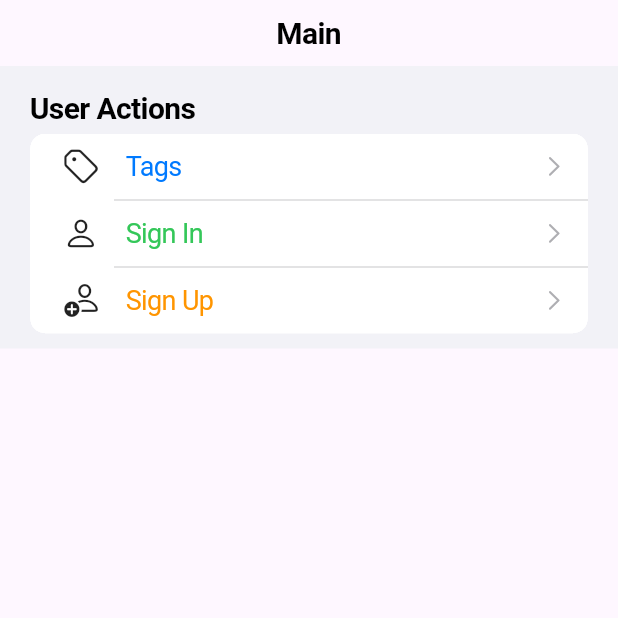
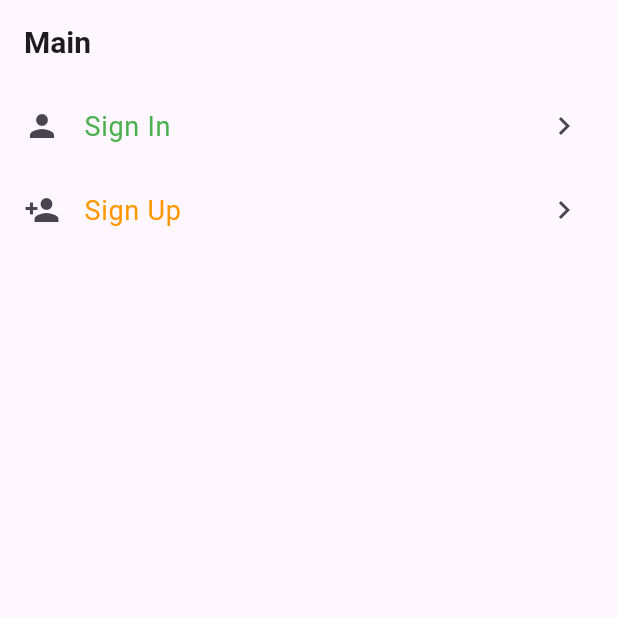
Before and after one commit to takuma123-type/menta_frontend, a Flutter app: the screen it shows after launch, on a phone screen of 412 x 824 dp, the top half of it. Run offline on Flutter 3.47's test engine with Material 3 defaults, Android fonts, the phone set to English and light mode, and no system bars; our stand-ins replace flutter_dotenv; accounts and stored records are empty.

Commit message:
新規作成のUI修正

```diff
--- a/lib/src/components/pages/Index.dart
+++ b/lib/src/components/pages/Index.dart
@@ -1,14 +1,13 @@
-import 'package:flutter/cupertino.dart';
-import 'package:menta_frontend/src/components/pages/Tag.dart';
+import 'package:flutter/material.dart';
 import 'package:menta_frontend/src/components/pages/SignIn.dart';
 import 'package:menta_frontend/src/components/pages/SignUp.dart';
 
 class IndexPage extends StatelessWidget {
   @override
   Widget build(BuildContext context) {
-    return CupertinoPageScaffold(
-      navigationBar: CupertinoNavigationBar(
-        middle: Text(
+    return Scaffold(
+      appBar: AppBar(
+        title: Text(
           'Main',
           style: TextStyle(
             fontWeight: FontWeight.bold,
@@ -16,60 +15,39 @@ class IndexPage extends StatelessWidget {
           ),
         ),
       ),
-      child: ListView(
+      body: ListView(
         children: [
-          CupertinoListSection.insetGrouped(
-            header: Text('User Actions'),
-            children: [
-              CupertinoListTile(
-                leading: Icon(CupertinoIcons.tag),
+          ListTile(
+            leading: Icon(Icons.person),
             title: Text(
-                  'Tags',
+              'Sign In',
               style: TextStyle(
-                    color: CupertinoColors.activeBlue,
+                color: Colors.green,
                 fontSize: 18,
               ),
             ),
-                trailing: CupertinoListTileChevron(),
+            trailing: Icon(Icons.chevron_right),
             onTap: () {
               Navigator.of(context).push(
-                    CupertinoPageRoute(builder: (context) => TagPage()),
+                MaterialPageRoute(builder: (context) => SignInPage()),
               );
             },
           ),
-              CupertinoListTile(
-                leading: Icon(CupertinoIcons.person),
+          ListTile(
+            leading: Icon(Icons.person_add),
             title: Text(
-                  'Sign In',
+              'Sign Up',
               style: TextStyle(
-                    color: CupertinoColors.activeGreen,
+                color: Colors.orange,
                 fontSize: 18,
               ),
             ),
-                trailing: CupertinoListTileChevron(),
+            trailing: Icon(Icons.chevron_right),
             onTap: () {
               Navigator.of(context).push(
-                    CupertinoPageRoute(builder: (context) => SignInPage()),
+                MaterialPageRoute(builder: (context) => SignUpPage()),
               );
             },
-              ),
-              CupertinoListTile(
-                leading: Icon(CupertinoIcons.person_add),
-                title: Text(
-                  'Sign Up',
-                  style: TextStyle(
-                    color: CupertinoColors.activeOrange,
-                    fontSize: 18,
-                  ),
-                ),
-                trailing: CupertinoListTileChevron(),
-                onTap: () {
-                  Navigator.of(context).push(
-                    CupertinoPageRoute(builder: (context) => SignUpPage()),
-                  );
-                },
-              ),
-            ],
           ),
         ],
       ),
--- a/lib/src/routes.dart
+++ b/lib/src/routes.dart
@@ -1,14 +1,21 @@
 import 'package:flutter/cupertino.dart';
 import 'package:menta_frontend/src/components/pages/index.dart';
+import 'package:menta_frontend/src/components/pages/SignIn.dart';
+import 'package:menta_frontend/src/components/pages/SignUp.dart';
 
 class AppRoutes {
   static const String index = '/';
-  static const String another = '/another';
+  static const String signIn = '/sign-in';
+  static const String signUp = '/sign-up';
 
   static Route<dynamic> generateRoute(RouteSettings settings) {
     switch (settings.name) {
       case index:
         return CupertinoPageRoute(builder: (_) => IndexPage());
+      case signIn:
+        return CupertinoPageRoute(builder: (_) => SignInPage());
+      case signUp:
+        return CupertinoPageRoute(builder: (_) => SignUpPage());
       default:
         return CupertinoPageRoute(
           builder: (_) => CupertinoPageScaffold(
@@ -22,4 +29,12 @@ class AppRoutes {
         );
     }
   }
+
+  static Map<String, WidgetBuilder> routes() {
+    return {
+      index: (_) => IndexPage(),
+      signIn: (_) => SignInPage(),
+      signUp: (_) => SignUpPage(),
+    };
+  }
 }
```
Also changed, not shown: lib/src/components/pages/SignIn.dart (+22 -23 lines), lib/src/components/pages/SignUp.dart (+26 -23 lines), lib/src/components/pages/Tag.dart (deleted, +0 -63 lines). Lines whose indentation alone changed are shown as unchanged.
